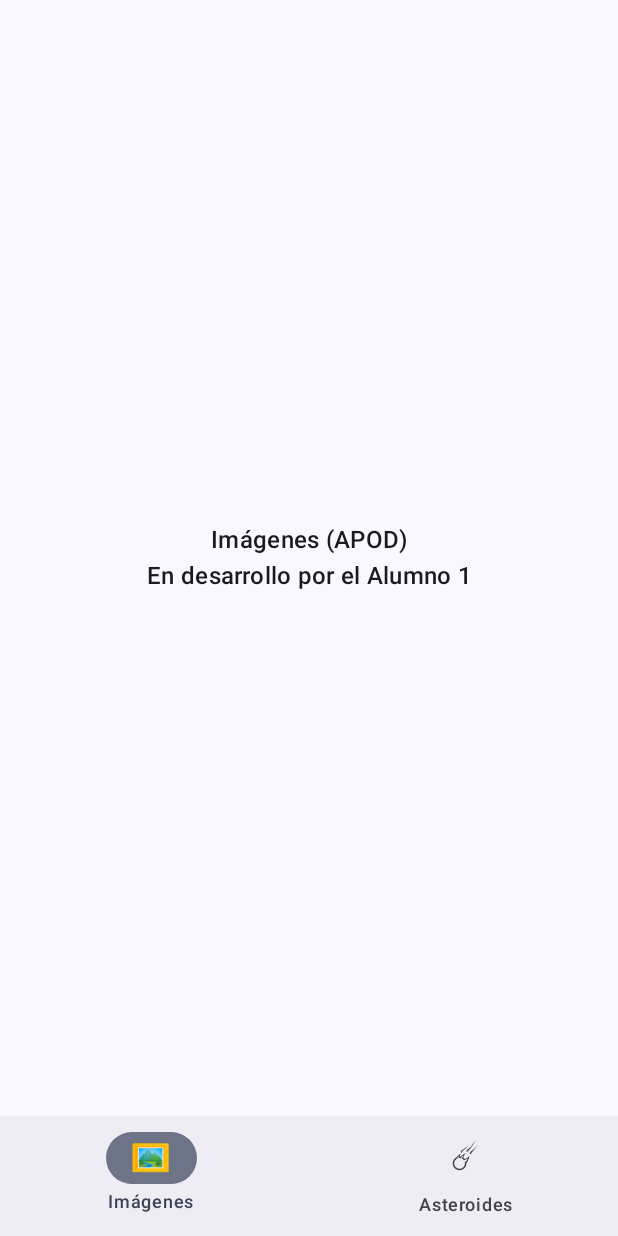
After one commit to morvi21/23200390_Morveli_23100792_Lora_PC2, an Android app built with Jetpack Compose: the composable AppNavigation shown on its own in the app's theme, on a phone screen of 412 x 824 dp. The commit adds this screen. Run offline under Robolectric (Android 15) with nearby library versions, the phone set to English and light mode, and no system bars.

Commit message:
Crear navegación principal con barra inferior
Base común: NavHost con dos grafos anidados (imagenes y asteroides) y
NavigationBar que conserva el estado de cada opción al cambiar de
pestaña. La opción Imágenes queda con un marcador de posición para
que el Alumno 1 integre su grafo. MainActivity muestra AppNavigation.

```diff
--- /dev/null
+++ b/app/src/main/java/com/example/prcticacalificada2/ui/imagenes/ImagenesNavGraph.kt
@@ -0,0 +1,51 @@
+package com.example.prcticacalificada2.ui.imagenes
+
+import androidx.compose.foundation.layout.Arrangement
+import androidx.compose.foundation.layout.Column
+import androidx.compose.foundation.layout.fillMaxSize
+import androidx.compose.foundation.layout.padding
+import androidx.compose.material3.MaterialTheme
+import androidx.compose.material3.Text
+import androidx.compose.runtime.Composable
+import androidx.compose.ui.Alignment
+import androidx.compose.ui.Modifier
+import androidx.compose.ui.text.style.TextAlign
+import androidx.compose.ui.unit.dp
+import androidx.navigation.NavGraphBuilder
+import androidx.navigation.NavHostController
+import androidx.navigation.compose.composable
+import androidx.navigation.compose.navigation
+
+/**
+ * PUNTO DE INTEGRACIÓN DEL ALUMNO 1 (opción Imágenes / APOD).
+ *
+ * Reemplazar el composable de marcador por la lista de APOD y agregar
+ * aquí las rutas de detalle y de "Mis imágenes favoritas".
+ * No cambiar ImagenesRoutes.GRAPH porque la barra inferior lo usa.
+ */
+object ImagenesRoutes {
+    const val GRAPH = "imagenes"
+    const val LIST = "imagenes/lista"
+}
+
+@Suppress("UNUSED_PARAMETER")
+fun NavGraphBuilder.imagenesGraph(navController: NavHostController) {
+    navigation(startDestination = ImagenesRoutes.LIST, route = ImagenesRoutes.GRAPH) {
+        composable(ImagenesRoutes.LIST) { ImagenesPlaceholder() }
+    }
+}
+
+@Composable
+private fun ImagenesPlaceholder() {
+    Column(
+        modifier = Modifier.fillMaxSize().padding(32.dp),
+        verticalArrangement = Arrangement.Center,
+        horizontalAlignment = Alignment.CenterHorizontally
+    ) {
+        Text(
+            "Imágenes (APOD)\nEn desarrollo por el Alumno 1",
+            style = MaterialTheme.typography.titleMedium,
+            textAlign = TextAlign.Center
+        )
+    }
+}
--- /dev/null
+++ b/app/src/main/java/com/example/prcticacalificada2/ui/navigation/AppNavigation.kt
@@ -0,0 +1,71 @@
+package com.example.prcticacalificada2.ui.navigation
+
+import androidx.compose.foundation.layout.consumeWindowInsets
+import androidx.compose.foundation.layout.fillMaxSize
+import androidx.compose.foundation.layout.padding
+import androidx.compose.material3.NavigationBar
+import androidx.compose.material3.NavigationBarItem
+import androidx.compose.material3.Scaffold
+import androidx.compose.material3.Text
+import androidx.compose.runtime.Composable
+import androidx.compose.runtime.getValue
+import androidx.compose.ui.Modifier
+import androidx.compose.ui.unit.sp
+import androidx.navigation.NavDestination.Companion.hierarchy
+import androidx.navigation.NavGraph.Companion.findStartDestination
+import androidx.navigation.compose.NavHost
+import androidx.navigation.compose.currentBackStackEntryAsState
+import androidx.navigation.compose.rememberNavController
+import com.example.prcticacalificada2.ui.asteroides.AsteroidesRoutes
+import com.example.prcticacalificada2.ui.asteroides.asteroidesGraph
+import com.example.prcticacalificada2.ui.imagenes.ImagenesRoutes
+import com.example.prcticacalificada2.ui.imagenes.imagenesGraph
+
+/** Navegación principal COMPARTIDA: barra inferior con Imágenes y Asteroides. */
+private data class BottomItem(val route: String, val label: String, val icon: String)
+
+private val bottomItems = listOf(
+    BottomItem(ImagenesRoutes.GRAPH, "Imágenes", "🖼"),
+    BottomItem(AsteroidesRoutes.GRAPH, "Asteroides", "☄")
+)
+
+@Composable
+fun AppNavigation() {
+    val navController = rememberNavController()
+    val backStackEntry by navController.currentBackStackEntryAsState()
+    val currentDestination = backStackEntry?.destination
+
+    Scaffold(
+        modifier = Modifier.fillMaxSize(),
+        bottomBar = {
+            NavigationBar {
+                bottomItems.forEach { item ->
+                    val selected = currentDestination?.hierarchy?.any { it.route == item.route } == true
+                    NavigationBarItem(
+                        selected = selected,
+                        onClick = {
+                            navController.navigate(item.route) {
+                                popUpTo(navController.graph.findStartDestination().id) { saveState = true }
+                                launchSingleTop = true
+                                restoreState = true
+                            }
+                        },
+                        icon = { Text(item.icon, fontSize = 22.sp) },
+                        label = { Text(item.label) }
+                    )
+                }
+            }
+        }
+    ) { innerPadding ->
+        NavHost(
+            navController = navController,
+            startDestination = ImagenesRoutes.GRAPH,
+            modifier = Modifier
+                .padding(innerPadding)
+                .consumeWindowInsets(innerPadding)
+        ) {
+            imagenesGraph(navController)   // Alumno 1
+            asteroidesGraph(navController) // Alumno 2
+        }
+    }
+}
--- a/app/src/main/res/values/strings.xml
+++ b/app/src/main/res/values/strings.xml
@@ -1,3 +1,3 @@
 <resources>
-    <string name="app_name">PRÁCTICA CALIFICADA 2</string>
+    <string name="app_name">Diario espacial</string>
 </resources>
```
Also changed, not shown: app/src/main/java/com/example/prcticacalificada2/MainActivity.kt (+2 -29 lines).
